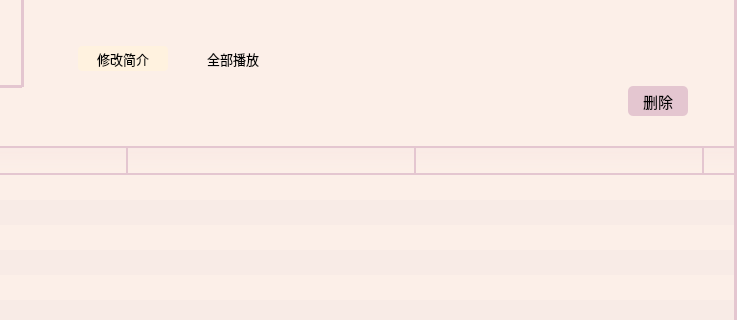
The window that ui/Main.ui (MyEternalMoon/PyQt_mp3Player) describes before a commit, drawn with Qt 5; both pictures show x 363 to 1100 and y 164 to 484 of the 1100 by 800 pixel window.
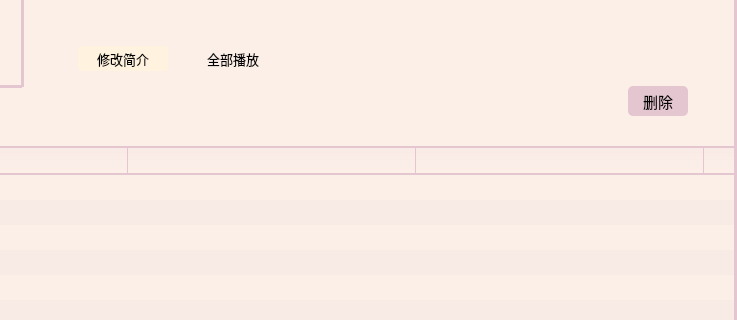
The same window after the commit. Icons and pictures are not drawn.

Commit message: 7/30 UI调整，主要为播放列表的色调，主界面widget的focus方式

Patch:
```diff
--- a/ui/Main.ui
+++ b/ui/Main.ui
@@ -1300,31 +1300,31 @@
     <property name="styleSheet">
      <string notr="true">QTableWidget
 {
-
+ 	border:none;    
 	background-color: rgb(252, 239, 232);
     color:rgb(112, 112, 112);    /*前景色：文字颜色*/
     /*gridline-color:red;   */     /*表格中的网格线条颜色*/
 
-	
+	border-color:rgba(245, 231, 236, 220); 
     /*设置交替颜色，需要在函数属性中设置:tableWidget-&gt;setAlternatingRowColors(true)*/
     alternate-background-color:rgb(248, 235, 230);
-    selection-color:black;    /*鼠标选中时前景色：文字颜色*/
+    selection-color:black;    /*鼠标选中时前景色：文字颜色*/ 
     selection-background-color:rgba(245, 231, 236, 220);   /*鼠标选中时背景色*/
    height:12px;
-    /*border:none;*/    /*去除边界线*/
     /*border-radius:5px;*/
     /*表格与边框的间距*/
 }
 
 /*设置表头属性*/
-
+QTableWidget QHeaderView{border:none}
 QTableWidget QHeaderView::section
 {
-    background-color:; /*lightgray*/
+
 	background-color: qlineargradient(spread:pad, x1:0, y1:1, x2:0, y2:0, stop:0.08 rgba(252, 239, 232, 255), stop:1 rgb(228, 198, 208,30));
     /*color:black;*/
 	color:#75878a;
    border:2px solid;
+border-right:1px solid;
 border-top:0;
 border-left:0;
 	border-color:rgb(228, 198, 208);
@@ -1338,10 +1338,13 @@
 </string>
     </property>
     <property name="frameShape">
-     <enum>QFrame::NoFrame</enum>
+     <enum>QFrame::StyledPanel</enum>
+    </property>
+    <property name="frameShadow">
+     <enum>QFrame::Raised</enum>
     </property>
     <property name="lineWidth">
-     <number>0</number>
+     <number>1</number>
     </property>
     <property name="horizontalScrollBarPolicy">
      <enum>Qt::ScrollBarAlwaysOff</enum>
@@ -1364,6 +1367,9 @@
     <property name="selectionBehavior">
      <enum>QAbstractItemView::SelectRows</enum>
     </property>
+    <property name="textElideMode">
+     <enum>Qt::ElideRight</enum>
+    </property>
     <property name="showGrid">
      <bool>false</bool>
     </property>
@@ -1397,6 +1403,9 @@
     <attribute name="horizontalHeaderMinimumSectionSize">
      <number>0</number>
     </attribute>
+    <attribute name="horizontalHeaderStretchLastSection">
+     <bool>true</bool>
+    </attribute>
     <attribute name="verticalHeaderVisible">
      <bool>false</bool>
     </attribute>
```
Left out of the diff: 11 changed lines with no effect on the pictures. The commit also changes 6 other files.
